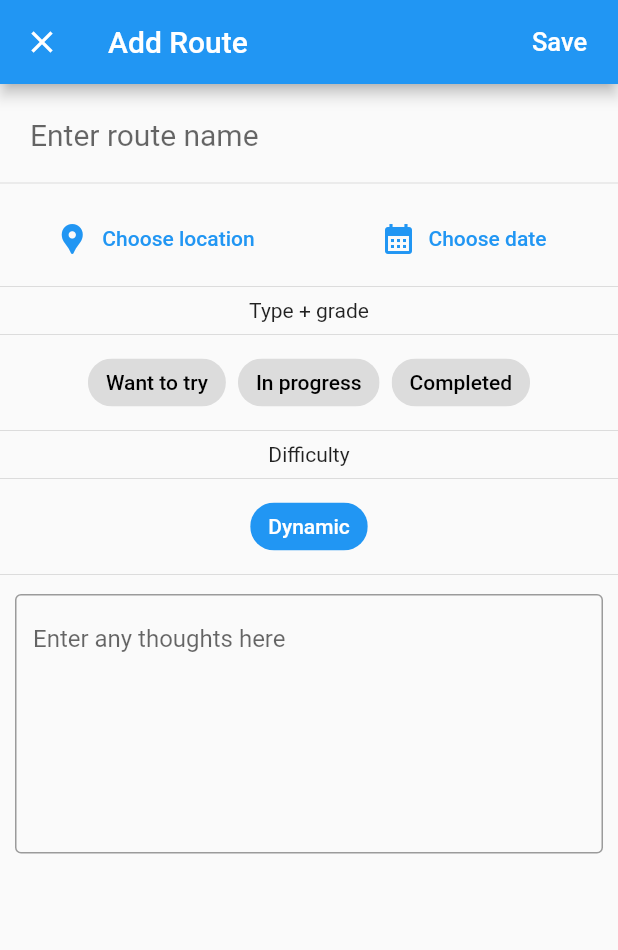
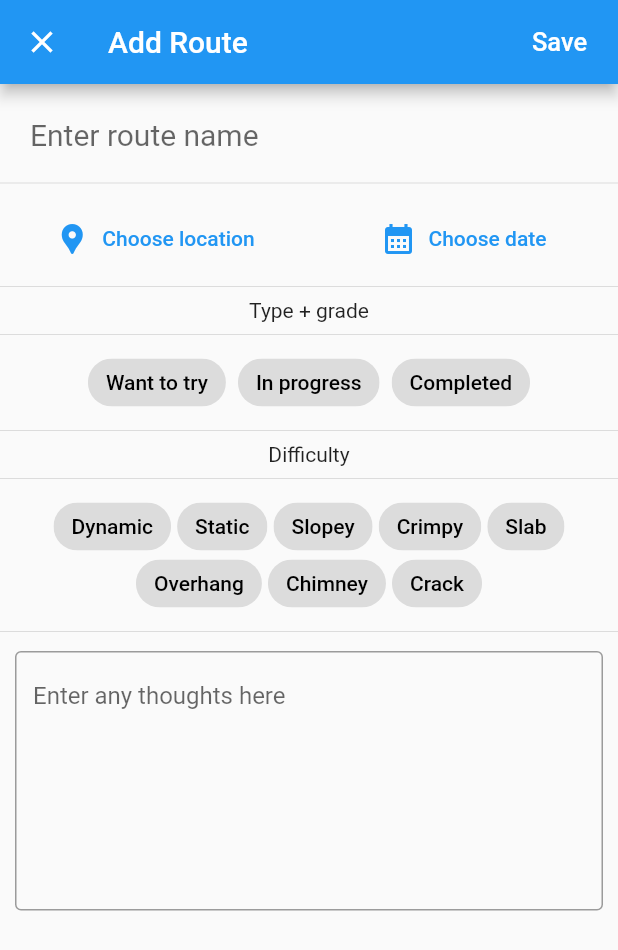
Before and after one commit to Redpoint-app/Redpoint, a Flutter app: the AddPage screen opened directly, on a phone screen of 412 x 824 dp. Shown: the top 950 px of the screen. Run offline on Flutter 3.47's test engine with Material 2 defaults, Android fonts, the phone set to English and light mode, and no system bars.

Commit message:
added tags

```diff
--- /dev/null
+++ b/lib/model/tag.dart
@@ -0,0 +1,19 @@
+class Tag {
+  Tag(this._label);
+
+  final String _label;
+
+  String get label {
+    return _label;
+  }
+
+  @override
+  bool operator == (Object other) {
+    if (other is Tag) {
+      Tag o = other;
+      return o._label == _label;
+    } else {
+      return false;
+    }
+  }
+}
--- a/lib/pages/add_page.dart
+++ b/lib/pages/add_page.dart
@@ -1,4 +1,7 @@
+import 'dart:collection';
+
 import 'package:flutter/material.dart';
+import 'package:redpoint/model/tag.dart';
 import 'package:redpoint/widgets/add_form/form_multi_select_chip.dart';
 
 import '../widgets/add_form/form_button.dart';
@@ -19,6 +22,19 @@ final months = [
   'December'
 ];
 
+final tagOptions = [
+  Tag("Dynamic"),
+  Tag("Static"),
+  Tag("Slopey"),
+  Tag("Crimpy"),
+  Tag("Slab"),
+  Tag("Overhang"),
+  Tag("Chimney"),
+  Tag("Crack"),
+];
+
+const int maxTags = 5;
+
 class AddPage extends StatefulWidget {
   const AddPage({super.key});
 
@@ -31,6 +47,12 @@ class _AddPageState extends State<AddPage> {
   DateTime? date;
   // The index of the selected Status chip (want to try, in progress, completed)
   int? statusIndex;
+
+  final selectedTags = ListQueue<Tag>();
+
+  // Controllers for the text fields, to retrieve the text values
+  final TextEditingController titleController = TextEditingController();
+  final TextEditingController thoughtsController = TextEditingController();
 
   // Updates the status index
   _setStatusIndex(int? index) {
@@ -60,10 +82,6 @@ class _AddPageState extends State<AddPage> {
       return "${months[date.month - 1]} ${date.day}, ${date.year}";
     }
   }
-
-  // Controllers for the text fields, to retrieve the text values
-  final TextEditingController titleController = TextEditingController();
-  final TextEditingController thoughtsController = TextEditingController();
 
   @override
   Widget build(BuildContext context) {
@@ -148,9 +166,26 @@ class _AddPageState extends State<AddPage> {
             const Divider(),
             Text("Difficulty"),
             const Divider(),
-            Wrap(children: const [
-              FormMultiSelectChip(label: "Dynamic")
-            ],),
+            Padding(
+              padding: const EdgeInsets.symmetric(horizontal: 20.0),
+              child: Wrap(
+                runSpacing: -10,
+                alignment: WrapAlignment.center,
+                spacing: 4,
+                children: [
+                  for (final tag in tagOptions)
+                    FormMultiSelectChip<Tag>(
+                        label: tag.label,
+                        value: tag,
+                        values: selectedTags,
+                        maxLength: maxTags,
+                        callback: () {
+                          setState(() {});
+                        },
+                        )
+                ],
+              ),
+            ),
             const Divider(),
             Padding(
               padding: const EdgeInsets.symmetric(horizontal: 10, vertical: 5),
--- a/lib/widgets/add_form/form_multi_select_chip.dart
+++ b/lib/widgets/add_form/form_multi_select_chip.dart
@@ -1,19 +1,47 @@
+import 'dart:collection';
 
 import 'package:flutter/material.dart';
 import 'package:redpoint/widgets/custom_chip.dart';
 
-class FormMultiSelectChip extends StatefulWidget {
-  const FormMultiSelectChip({super.key, required this.label});
+class FormMultiSelectChip<T> extends StatefulWidget {
+  const FormMultiSelectChip(
+      {super.key,
+      required this.label,
+      required this.value,
+      required this.values,
+      required this.maxLength,
+      required this.callback,
+      });
 
   final String label;
+  final T value;
+  final ListQueue<T> values;
+  final int maxLength;
+  final void Function() callback;
 
   @override
-  _FormMultiSelectChipState createState() => _FormMultiSelectChipState();
+  _FormMultiSelectChipState<T> createState() => _FormMultiSelectChipState();
 }
 
-class _FormMultiSelectChipState extends State<FormMultiSelectChip> {
+class _FormMultiSelectChipState<T> extends State<FormMultiSelectChip> {
   @override
   Widget build(BuildContext context) {
-    return CustomChip(label: widget.label, selected: true);
+    return CustomChip(
+      label: widget.label,
+      selected: widget.values.contains(widget.value),
+      onSelected: (bool selected) {
+        if (selected) {
+          widget.values.remove(widget.value);
+        } else {
+          if (widget.values.length == widget.maxLength) {
+            widget.values.removeFirst();
+          }
+
+          widget.values.add(widget.value);
+        }
+
+        widget.callback();
+      },
+    );
   }
 }
--- a/lib/widgets/add_form/form_select_chip.dart
+++ b/lib/widgets/add_form/form_select_chip.dart
@@ -30,7 +30,9 @@ class _FormSelectChipState extends State<FormSelectChip> {
   Widget build(BuildContext context) {
     bool isSelected = widget.index == widget.selectedIndex;
 
-    return CustomChip(
+    return Padding(
+        padding: const EdgeInsets.symmetric(horizontal: 4),
+        child: CustomChip(
           label: widget.label,
           selected: isSelected,
           onSelected: (bool selected) {
@@ -38,6 +40,6 @@ class _FormSelectChipState extends State<FormSelectChip> {
 
             widget.callback(newIndex);
           },
-    );
+        ));
   }
 }
--- a/lib/widgets/custom_chip.dart
+++ b/lib/widgets/custom_chip.dart
@@ -18,20 +18,19 @@ class CustomChip extends StatefulWidget {
 class _CustomChipState extends State<CustomChip> {
   @override
   Widget build(BuildContext context) {
-    return Padding(
-      padding: const EdgeInsets.symmetric(horizontal: 4),
-      child: ChoiceChip(
+    return ChoiceChip(
           label: Text(widget.label),
           selected: widget.selected,
           selectedColor: Theme.of(context).primaryColor,
           backgroundColor: Theme.of(context).chipTheme.disabledColor,
           onSelected: (bool s) {
-            widget.onSelected!(widget.selected);
+            if (widget.onSelected != null) {
+              widget.onSelected!(widget.selected);
+            }
           },
           labelStyle: TextStyle(
               color: widget.selected
                   ? Theme.of(context).colorScheme.onPrimary
-                  : Theme.of(context).colorScheme.onSurface)),
-    );
+                  : Theme.of(context).colorScheme.onSurface));
   }
 }
```
Lines whose indentation alone changed are shown as unchanged.
